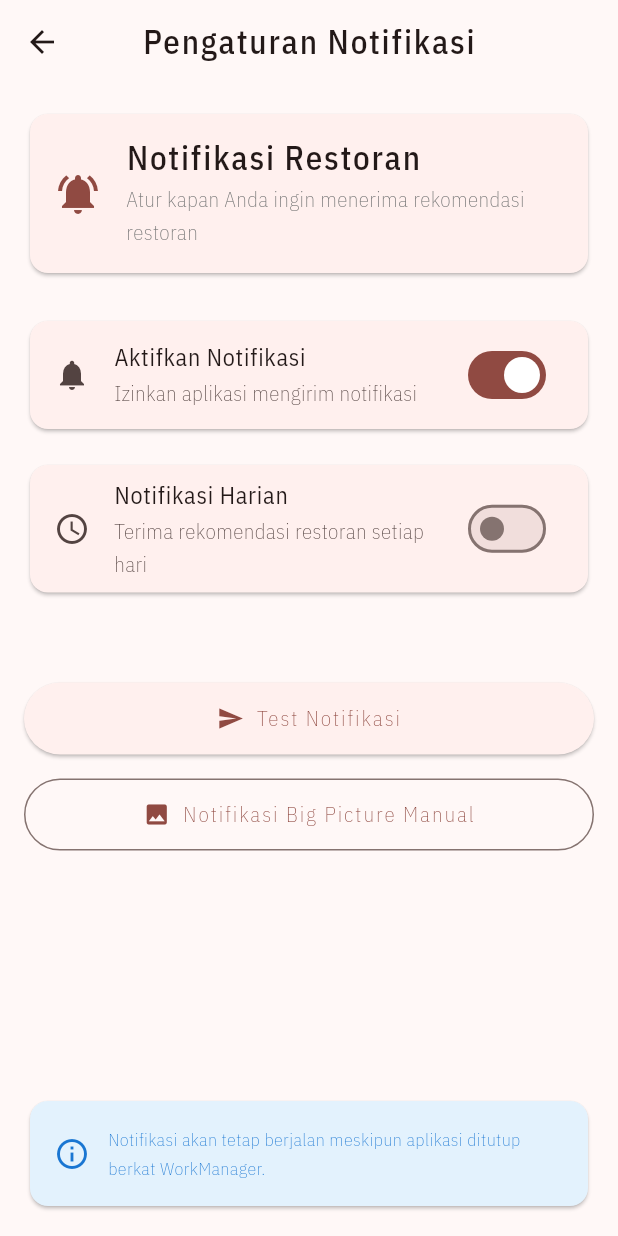
After one commit to Hizrawan/dicodingFlutterSecondCourse, a Flutter app: the SettingsScreen screen opened by its route, on a phone screen of 412 x 824 dp. The commit adds this screen. Run offline on Flutter 3.47's test engine with Material 3 defaults, Android fonts, the phone set to English and light mode, and no system bars; our stand-ins replace flutter_local_notifications, flutter_timezone, shared_preferences, sqflite, timezone; missing offline and left inert: workmanager; accounts and stored records are empty; network calls fail; project files that could hold a hidden picture were left out.

Commit message:
workmanagern and scheduler

```diff
--- /dev/null
+++ b/lib/screen/settings/settings_screen.dart
@@ -0,0 +1,270 @@
+import 'package:flutter/material.dart';
+import 'package:provider/provider.dart';
+import 'package:restaurant_app/provider/settings/notification_settings_provider.dart';
+import 'package:restaurant_app/provider/notification/local_notification_provider.dart';
+
+class SettingsScreen extends StatefulWidget {
+  const SettingsScreen({super.key});
+
+  @override
+  State<SettingsScreen> createState() => _SettingsScreenState();
+}
+
+class _SettingsScreenState extends State<SettingsScreen> {
+  @override
+  Widget build(BuildContext context) {
+    return Scaffold(
+      appBar: AppBar(
+        title: const Text('Pengaturan Notifikasi'),
+        centerTitle: true,
+      ),
+      body: Consumer<NotificationSettingsProvider>(
+        builder: (context, settingsProvider, child) {
+          return Padding(
+            padding: const EdgeInsets.all(16.0),
+            child: Column(
+              crossAxisAlignment: CrossAxisAlignment.start,
+              children: [
+                // Header
+                Card(
+                  child: Padding(
+                    padding: const EdgeInsets.all(16.0),
+                    child: Row(
+                      children: [
+                        Icon(
+                          Icons.notifications_active,
+                          size: 32,
+                          color: Theme.of(context).primaryColor,
+                        ),
+                        const SizedBox(width: 16),
+                        Expanded(
+                          child: Column(
+                            crossAxisAlignment: CrossAxisAlignment.start,
+                            children: [
+                              Text(
+                                'Notifikasi Restoran',
+                                style: Theme.of(context).textTheme.titleLarge,
+                              ),
+                              const SizedBox(height: 4),
+                              Text(
+                                'Atur kapan Anda ingin menerima rekomendasi restoran',
+                                style: Theme.of(context).textTheme.bodyMedium?.copyWith(
+                                  color: Colors.grey[600],
+                                ),
+                              ),
+                            ],
+                          ),
+                        ),
+                      ],
+                    ),
+                  ),
+                ),
+
+                const SizedBox(height: 24),
+
+                // Enable Notifications
+                Card(
+                  child: SwitchListTile(
+                    title: const Text('Aktifkan Notifikasi'),
+                    subtitle: const Text('Izinkan aplikasi mengirim notifikasi'),
+                    value: settingsProvider.notificationsEnabled,
+                    onChanged: (value) {
+                      settingsProvider.setNotificationsEnabled(value);
+                    },
+                    secondary: const Icon(Icons.notifications),
+                  ),
+                ),
+
+                const SizedBox(height: 16),
+
+                // Daily Notifications
+                Card(
+                  child: SwitchListTile(
+                    title: const Text('Notifikasi Harian'),
+                    subtitle: const Text('Terima rekomendasi restoran setiap hari'),
+                    value: settingsProvider.dailyNotificationEnabled,
+                    onChanged: settingsProvider.notificationsEnabled
+                        ? (value) {
+                            settingsProvider.setDailyNotificationEnabled(value);
+                          }
+                        : null,
+                    secondary: const Icon(Icons.schedule),
+                  ),
+                ),
+
+                const SizedBox(height: 16),
+
+                // Notification Time
+                if (settingsProvider.dailyNotificationEnabled)
+                  Card(
+                    child: ListTile(
+                      title: const Text('Waktu Notifikasi'),
+                      subtitle: Text(
+                        '${settingsProvider.notificationTime.format(context)}',
+                      ),
+                      leading: const Icon(Icons.access_time),
+                      trailing: const Icon(Icons.arrow_forward_ios),
+                      onTap: _selectTime,
+                    ),
+                  ),
+
+                const SizedBox(height: 16),
+
+                // Frequency
+                if (settingsProvider.dailyNotificationEnabled)
+                  Card(
+                    child: ListTile(
+                      title: const Text('Frekuensi'),
+                      subtitle: Text(_getFrequencyText(settingsProvider.frequency)),
+                      leading: const Icon(Icons.repeat),
+                      trailing: const Icon(Icons.arrow_forward_ios),
+                      onTap: _selectFrequency,
+                    ),
+                  ),
+
+                const SizedBox(height: 24),
+
+                // Test Notification Button
+                if (settingsProvider.notificationsEnabled)
+                  SizedBox(
+                    width: double.infinity,
+                    child: ElevatedButton.icon(
+                      onPressed: () async {
+                        await settingsProvider.testNotification();
+                        if (mounted) {
+                          ScaffoldMessenger.of(context).showSnackBar(
+                            const SnackBar(
+                              content: Text('Notifikasi test dikirim!'),
+                              backgroundColor: Colors.green,
+                            ),
+                          );
+                        }
+                      },
+                      icon: const Icon(Icons.send),
+                      label: const Text('Test Notifikasi'),
+                      style: ElevatedButton.styleFrom(
+                        padding: const EdgeInsets.symmetric(vertical: 12),
+                      ),
+                    ),
+                  ),
+
+                const SizedBox(height: 16),
+
+                // Manual Notification Button
+                SizedBox(
+                  width: double.infinity,
+                  child: OutlinedButton.icon(
+                    onPressed: () {
+                      context.read<LocalNotificationProvider>().showBigPictureNotification();
+                    },
+                    icon: const Icon(Icons.image),
+                    label: const Text('Notifikasi Big Picture Manual'),
+                    style: OutlinedButton.styleFrom(
+                      padding: const EdgeInsets.symmetric(vertical: 12),
+                    ),
+                  ),
+                ),
+
+                const Spacer(),
+
+                // Info Card
+                Card(
+                  color: Colors.blue[50],
+                  child: Padding(
+                    padding: const EdgeInsets.all(16.0),
+                    child: Row(
+                      children: [
+                        Icon(
+                          Icons.info_outline,
+                          color: Colors.blue[700],
+                        ),
+                        const SizedBox(width: 12),
+                        Expanded(
+                          child: Text(
+                            'Notifikasi akan tetap berjalan meskipun aplikasi ditutup berkat WorkManager.',
+                            style: TextStyle(
+                              color: Colors.blue[700],
+                              fontSize: 12,
+                            ),
+                          ),
+                        ),
+                      ],
+                    ),
+                  ),
+                ),
+              ],
+            ),
+          );
+        },
+      ),
+    );
+  }
+
+  Future<void> _selectTime() async {
+    final settingsProvider = context.read<NotificationSettingsProvider>();
+    final TimeOfDay? picked = await showTimePicker(
+      context: context,
+      initialTime: settingsProvider.notificationTime,
+    );
+    if (picked != null) {
+      settingsProvider.setNotificationTime(picked);
+    }
+  }
+
+  Future<void> _selectFrequency() async {
+    final settingsProvider = context.read<NotificationSettingsProvider>();
+    final String? selected = await showDialog<String>(
+      context: context,
+      builder: (BuildContext context) {
+        return AlertDialog(
+          title: const Text('Pilih Frekuensi'),
+          content: Column(
+            mainAxisSize: MainAxisSize.min,
+            children: [
+              RadioListTile<String>(
+                title: const Text('Harian'),
+                value: 'daily',
+                groupValue: settingsProvider.frequency,
+                onChanged: (String? value) {
+                  Navigator.of(context).pop(value);
+                },
+              ),
+              RadioListTile<String>(
+                title: const Text('Mingguan'),
+                value: 'weekly',
+                groupValue: settingsProvider.frequency,
+                onChanged: (String? value) {
+                  Navigator.of(context).pop(value);
+                },
+              ),
+              RadioListTile<String>(
+                title: const Text('Bulanan'),
+                value: 'monthly',
+                groupValue: settingsProvider.frequency,
+                onChanged: (String? value) {
+                  Navigator.of(context).pop(value);
+                },
+              ),
+            ],
+          ),
+        );
+      },
+    );
+    if (selected != null) {
+      settingsProvider.setFrequency(selected);
+    }
+  }
+
+  String _getFrequencyText(String frequency) {
+    switch (frequency) {
+      case 'daily':
+        return 'Setiap hari';
+      case 'weekly':
+        return 'Setiap minggu';
+      case 'monthly':
+        return 'Setiap bulan';
+      default:
+        return 'Setiap hari';
+    }
+  }
+}
--- a/lib/static/navigation_route.dart
+++ b/lib/static/navigation_route.dart
@@ -2,7 +2,8 @@ enum NavigationRoute {
   onboardingRoute("/onboarding"),
   loginRoute("/login"),
   mainRoute("/"),
-  detailRoute("/detail");
+  detailRoute("/detail"),
+  settingsRoute("/settings");
 
   const NavigationRoute(this.name);
   final String name;
```
Also changed, not shown: lib/main.dart (+12 -1 lines), lib/provider/notification/local_notification_provider.dart (+42 -6 lines), lib/provider/settings/notification_settings_provider.dart (added, +144 -0 lines), lib/screen/profile/profile_screen.dart (+7 -2 lines), lib/services/local_notification_service.dart (+169 -1 lines), pubspec.yaml (+7 -2 lines), 2 other files.
